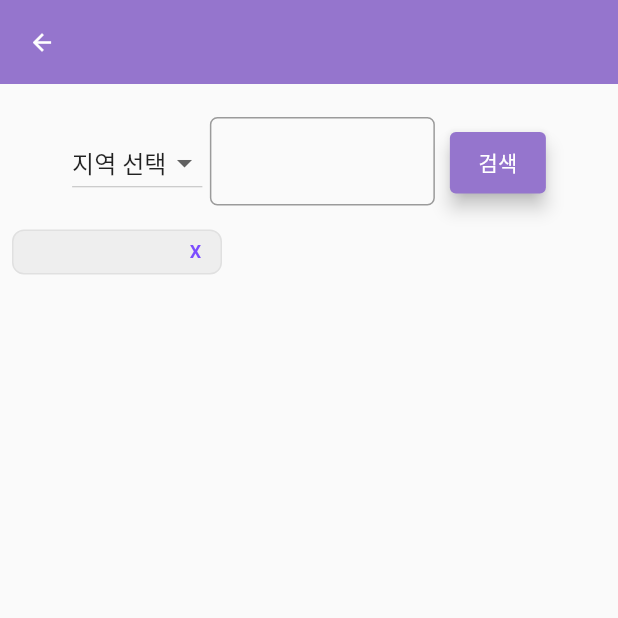
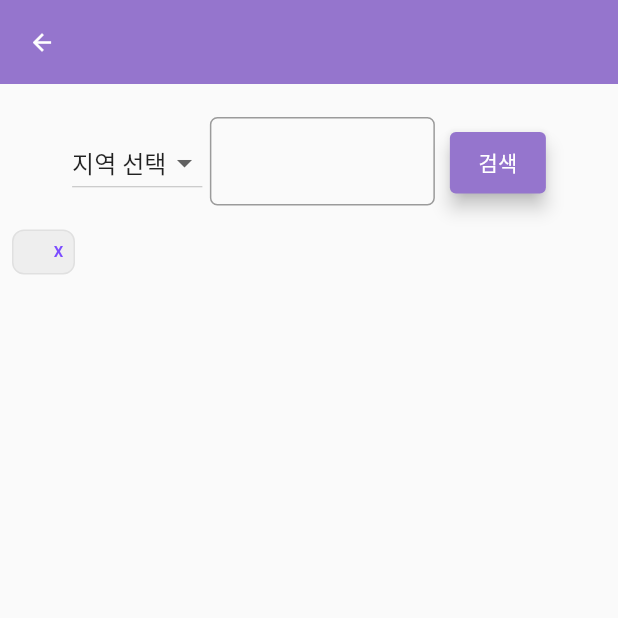
Before and after one commit to kokbael/test1, a Flutter app: the YDCourtList screen opened directly, on a phone screen of 412 x 824 dp, the top half of it. Run offline on Flutter 3.47's test engine with Material 2 defaults, Android fonts, the phone set to English and light mode, and no system bars; our stand-ins replace cloud_firestore, currency_text_input_formatter, firebase_auth, firebase_core, firebase_storage, flutter_datetime_picker and 6 more; missing offline and left inert: flutterfire_ui, kpostal, link_text, naver_map_plugin; accounts and stored records are empty; statements that could not run were skipped.

Commit message:
0518PM : 사이즈 수정

```diff
--- a/lib/layout/ydCourtList.dart
+++ b/lib/layout/ydCourtList.dart
@@ -142,7 +142,7 @@ class _YDCourtListState extends State<YDCourtList> {
                   ),
                 ],
               )),
-              (_docs == null)
+              _docs == null
                   ? _isLoading == false
                       ? Container(
                           height: 30,
@@ -159,20 +159,15 @@ class _YDCourtListState extends State<YDCourtList> {
                                         Border.all(color: Colors.grey.shade300),
                                     borderRadius: BorderRadius.circular(8),
                                   ),
-                                  width: 140,
                                   child: Row(
-                                    mainAxisAlignment: MainAxisAlignment.center,
                                     children: [
-                                      Expanded(
-                                        flex: 3,
-                                        child: InkWell(
+                                      InkWell(
                                         onTap: () async {
                                           setState(() {
                                             _isLoading = true;
                                           });
                                           List? flag = searchQuery(
-                                              _searchedList[
-                                                  _searchedList.length -
+                                            _searchedList[_searchedList.length -
                                                 1 -
                                                 index],
                                             await courtList('전체'),
@@ -185,7 +180,6 @@ class _YDCourtListState extends State<YDCourtList> {
                                             _itemCount = flag.length;
                                           });
                                         },
-                                          child: Container(
                                         child: RichText(
                                           overflow: TextOverflow.ellipsis,
                                           text: TextSpan(
@@ -199,11 +193,10 @@ class _YDCourtListState extends State<YDCourtList> {
                                           ),
                                         ),
                                       ),
+                                      SizedBox(
+                                        width: 15,
                                       ),
-                                      ),
-                                      Expanded(
-                                        flex: 1,
-                                        child: Container(
+                                      Container(
                                         width: 20,
                                         child: TextButton(
                                           onPressed: () {
@@ -214,8 +207,7 @@ class _YDCourtListState extends State<YDCourtList> {
                                           },
                                           child: Text(
                                             'X',
-                                              style: TextStyle(fontSize: 12),
-                                            ),
+                                            style: TextStyle(fontSize: 10),
                                           ),
                                         ),
                                       ),
```
Lines whose indentation alone changed are shown as unchanged.
